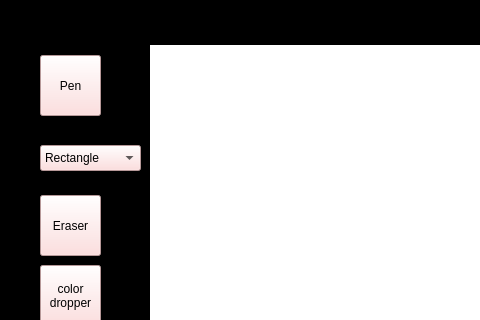
Before: the Qt Designer form SpriteEditor/mainwindow.ui in aishug18/SpriteEditor, drawn with Qt 5; both pictures show x 0 to 480 and y 85 to 405 of the 804 by 586 pixel window.
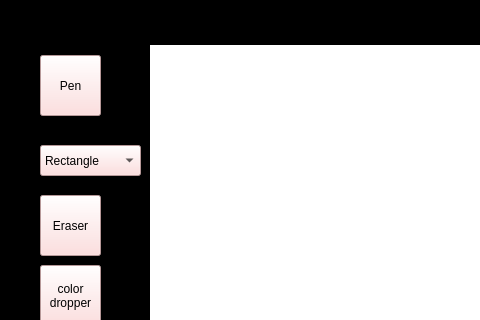
After: the same form once the commit is applied. Icons and pictures are not drawn. Custom widgets are drawn as their Qt base class.

Diff of the .ui file:
```diff
--- a/SpriteEditor/mainwindow.ui
+++ b/SpriteEditor/mainwindow.ui
@@ -259,7 +259,7 @@
       <x>40</x>
       <y>230</y>
       <width>101</width>
-      <height>26</height>
+      <height>31</height>
      </rect>
     </property>
     <property name="styleSheet">
```
Left out of the diff: 37 changed lines with no effect on the pictures.
